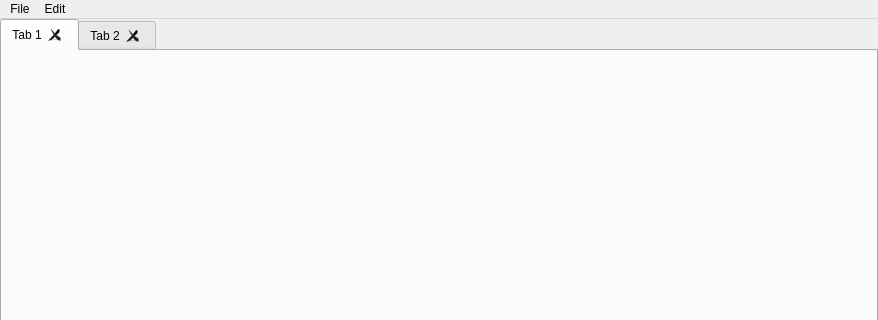
This is src/MainWindow.ui in GeorgH93/QLogViewer as Qt 5 draws it before an edit; both pictures show x 0 to 878 and y 0 to 320 of the 878 by 838 pixel window. The edited form follows.
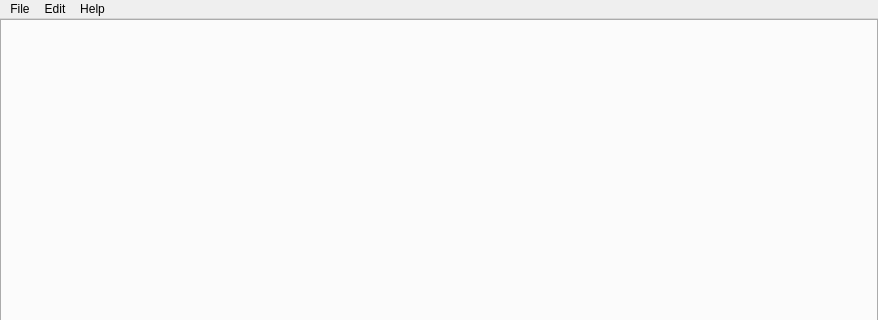
This is the edited form. The open tabs and pages were chosen to show the change. Icons and pictures are not drawn.

```diff
--- a/src/MainWindow.ui
+++ b/src/MainWindow.ui
@@ -94,16 +94,6 @@
           <property name="movable">
            <bool>true</bool>
           </property>
-          <widget class="QWidget" name="tab">
-           <attribute name="title">
-            <string>Tab 1</string>
-           </attribute>
-          </widget>
-          <widget class="QWidget" name="tab_2">
-           <attribute name="title">
-            <string>Tab 2</string>
-           </attribute>
-          </widget>
          </widget>
         </item>
        </layout>
@@ -118,7 +108,7 @@
      <x>0</x>
      <y>0</y>
      <width>878</width>
-     <height>25</height>
+     <height>23</height>
     </rect>
    </property>
    <widget class="QMenu" name="menuFile">
@@ -143,8 +133,16 @@
      <string>Edit</string>
     </property>
    </widget>
+   <widget class="QMenu" name="menuHelp">
+    <property name="title">
+     <string>Help</string>
+    </property>
+    <addaction name="actionWiki"/>
+    <addaction name="actionAbout"/>
+   </widget>
    <addaction name="menuFile"/>
    <addaction name="menuEdit"/>
+   <addaction name="menuHelp"/>
   </widget>
   <widget class="QStatusBar" name="statusbar"/>
   <action name="actionNew_File">
```
Left out of the diff: 193 changed lines with no effect on the pictures.
